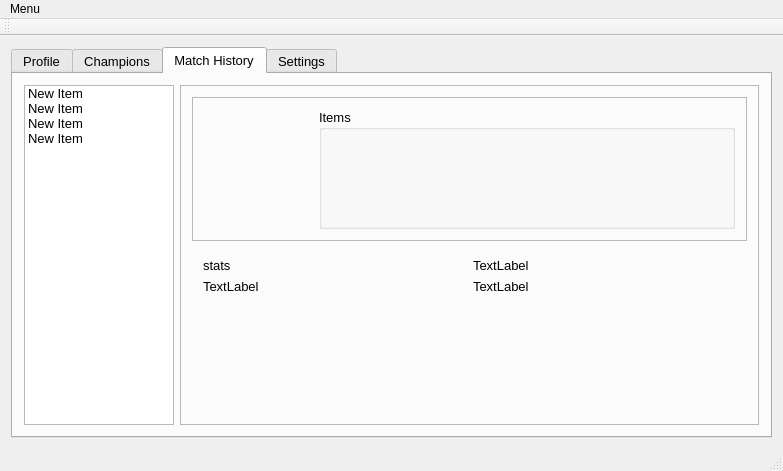
This is mainwindow.ui in forrely/LoLScribe as Qt 5 draws it before an edit. The edited form follows.
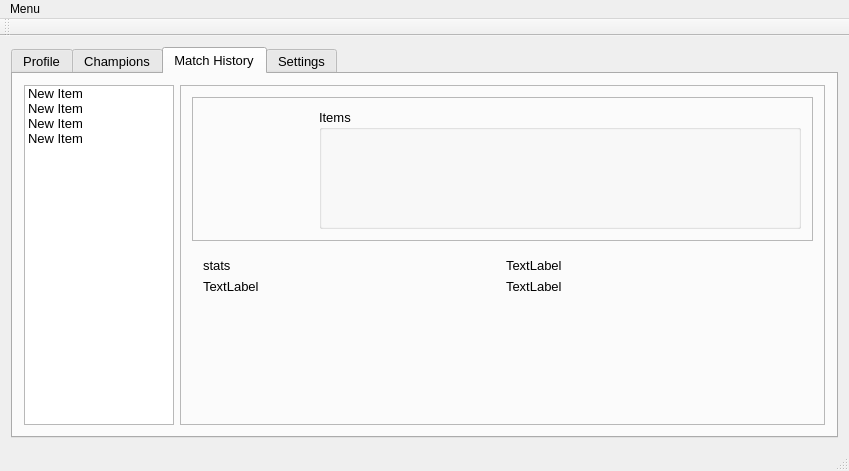
This is the edited form. The open tabs and pages were chosen to show the change. Icons and pictures are not drawn.

Diff of the .ui file:
```diff
--- a/mainwindow.ui
+++ b/mainwindow.ui
@@ -555,6 +555,22 @@
                    </property>
                   </widget>
                  </item>
+                 <item>
+                  <widget class="QLabel" name="item7">
+                   <property name="minimumSize">
+                    <size>
+                     <width>60</width>
+                     <height>60</height>
+                    </size>
+                   </property>
+                   <property name="toolTip">
+                    <string>moo</string>
+                   </property>
+                   <property name="text">
+                    <string/>
+                   </property>
+                  </widget>
+                 </item>
                  <item>
                   <spacer name="horizontalSpacer_3">
                    <property name="orientation">
```
Left out of the diff: 2 changed lines with no effect on the pictures.
